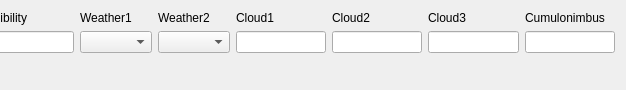
up1and/tafor, file tafor/components/ui/taf_tempo.ui: the form before one commit; both pictures show x 398 to 1024 and y 0 to 90 of the 1024 by 90 pixel window.
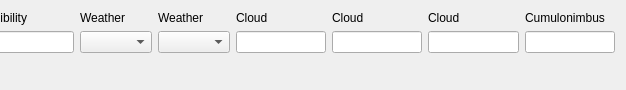
The form after the commit.

The edit to the form file:
```diff
--- a/tafor/components/ui/taf_tempo.ui
+++ b/tafor/components/ui/taf_tempo.ui
@@ -57,7 +57,7 @@
    <item row="0" column="5">
     <widget class="QLabel" name="weatherWithIntensityLabel">
      <property name="text">
-      <string>Weather1</string>
+      <string>Weather</string>
      </property>
      <property name="buddy">
       <cstring>weatherWithIntensity</cstring>
@@ -67,7 +67,7 @@
    <item row="0" column="6">
     <widget class="QLabel" name="weatherLabel">
      <property name="text">
-      <string>Weather2</string>
+      <string>Weather</string>
      </property>
      <property name="buddy">
       <cstring>weather</cstring>
@@ -77,7 +77,7 @@
    <item row="0" column="7">
     <widget class="QLabel" name="cloud1Label">
      <property name="text">
-      <string>Cloud1</string>
+      <string>Cloud</string>
      </property>
      <property name="buddy">
       <cstring>cloud1</cstring>
@@ -87,7 +87,7 @@
    <item row="0" column="8">
     <widget class="QLabel" name="cloud2Label">
      <property name="text">
-      <string>Cloud2</string>
+      <string>Cloud</string>
      </property>
      <property name="buddy">
       <cstring>cloud2</cstring>
@@ -97,7 +97,7 @@
    <item row="0" column="9">
     <widget class="QLabel" name="cloud3Label">
      <property name="text">
-      <string>Cloud3</string>
+      <string>Cloud</string>
      </property>
      <property name="buddy">
       <cstring>cloud3</cstring>
```
